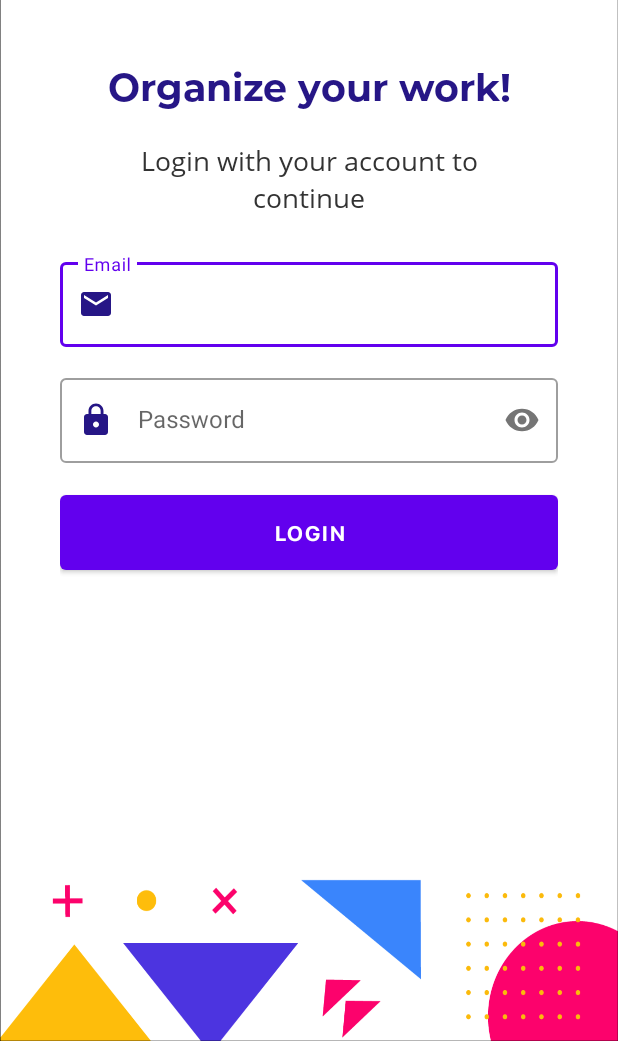
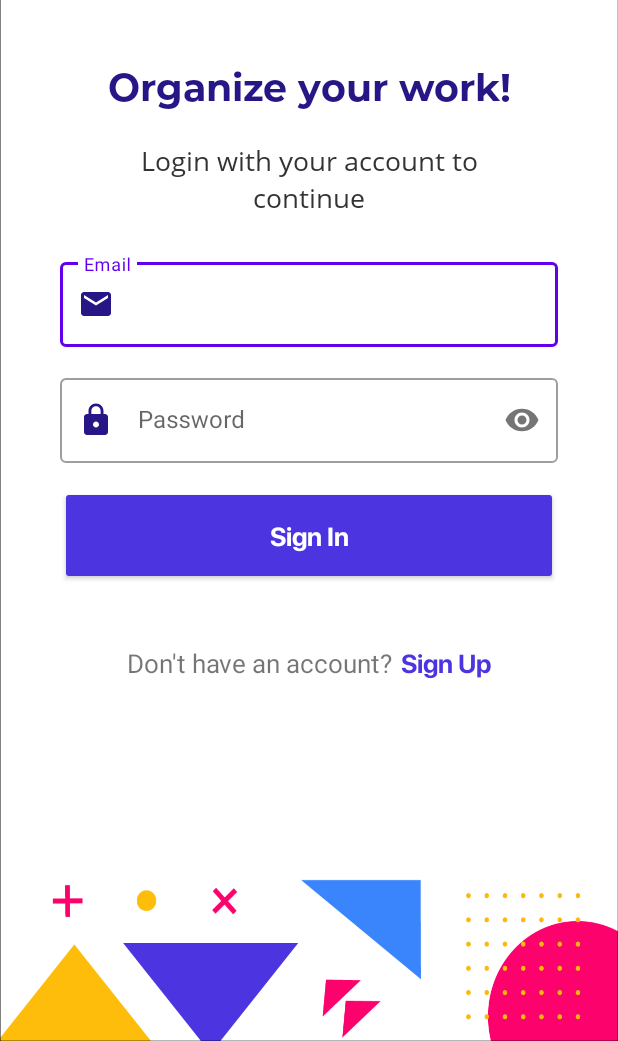
Before and after one commit to saamodra/Doize, an Android app: the screen it shows after launch (LoginActivity), on a phone screen of 412 x 824 dp, the part 195-1236 px from its top. Run offline under Robolectric (Android 15) with nearby library versions, the light colour scheme and no system bars.

Commit message:
Update login

```diff
--- a/app/src/main/AndroidManifest.xml
+++ b/app/src/main/AndroidManifest.xml
@@ -3,7 +3,10 @@
     xmlns:tools="http://schemas.android.com/tools"
     package="id.kelompok04.doize">
 
+    <uses-permission android:name="android.permission.INTERNET"/>
+
     <application
+        android:name=".DoizeApplication"
         android:allowBackup="true"
         android:icon="@mipmap/ic_launcher"
         android:label="@string/app_name"
--- /dev/null
+++ b/app/src/main/java/id/kelompok04/doize/DoizeApplication.java
@@ -0,0 +1,13 @@
+package id.kelompok04.doize;
+
+import android.app.Application;
+
+import id.kelompok04.doize.architecture.repository.UserRepository;
+
+public class DoizeApplication extends Application {
+    @Override
+    public void onCreate() {
+        super.onCreate();
+        UserRepository.initialize(this);
+    }
+}
--- /dev/null
+++ b/app/src/main/java/id/kelompok04/doize/architecture/repository/UserRepository.java
@@ -0,0 +1,115 @@
+package id.kelompok04.doize.architecture.repository;
+
+import android.content.Context;
+import android.content.Intent;
+import android.os.Build;
+import android.util.Log;
+import android.widget.Toast;
+
+import androidx.annotation.RequiresApi;
+
+import java.util.List;
+
+import id.kelompok04.doize.api.ApiUtils;
+import id.kelompok04.doize.architecture.dao.UserDao;
+import id.kelompok04.doize.architecture.viewmodel.UserViewModel;
+import id.kelompok04.doize.model.response.ListUserResponse;
+import id.kelompok04.doize.model.response.LoginResponse;
+import id.kelompok04.doize.model.response.RequestResponse;
+import id.kelompok04.doize.model.User;
+import id.kelompok04.doize.service.UserService;
+import id.kelompok04.doize.ui.activity.LoginActivity;
+import id.kelompok04.doize.ui.activity.MainActivity;
+import retrofit2.Call;
+import retrofit2.Callback;
+import retrofit2.Response;
+
+public class UserRepository {
+    private static final String TAG = "UserRepository";
+
+    private static UserRepository INSTANCE;
+    private UserService mUserService;
+    private static UserDao mUserDao;
+
+    private UserRepository(Context context) {
+        mUserService = ApiUtils.getUserService();
+    }
+
+    public static void initialize(Context context) {
+        if (INSTANCE == null) {
+            INSTANCE = new UserRepository(context);
+        }
+    }
+
+    public static UserRepository get() {
+        return INSTANCE;
+    }
+
+
+    public void getUsers() {
+        Log.d(TAG, "getUsers: Called");
+        Call<ListUserResponse> call = mUserService.getUsers();
+        call.enqueue(new Callback<ListUserResponse>() {
+            @Override
+            public void onResponse(Call<ListUserResponse> call, Response<ListUserResponse> response) {
+                Log.d(TAG, "onResponse: " + response.body());
+            }
+
+            @Override
+            public void onFailure(Call<ListUserResponse> call, Throwable t) {
+                Log.d(TAG, "onFailure: " + t.getMessage());
+            }
+        });
+
+//        return mUserDao.getUsers();
+    }
+
+    public void getUser() {
+        Log.d(TAG, "getUser: Called");
+        Call<User> call = mUserService.getUserById("1");
+        call.enqueue(new Callback<User>() {
+            @RequiresApi(api = Build.VERSION_CODES.N)
+            @Override
+            public void onResponse(Call<User> call, Response<User> response) {
+//                if (response.isSuccessful()) {
+//
+//                }
+                Log.d(TAG, "onResponse: " + response.body().getFirstName());
+                Log.d(TAG, "getUsers.onResponse: called");
+            }
+
+            @Override
+            public void onFailure(Call<User> call, Throwable t) {
+                Log.e(TAG, "onFailure API Call : " + t.getMessage());
+            }
+        });
+
+//        return mUserDao.getUsers();
+    }
+
+    public void doLogin(String email, String password) {
+        Log.d(TAG, "login: " + email + password);
+        Call<LoginResponse> call = mUserService.login(email, password);
+        call.enqueue(new Callback<LoginResponse>() {
+            @Override
+            public void onResponse(Call<LoginResponse> call, Response<LoginResponse> response) {
+                Log.d(TAG, "onResponse: " + response.body());
+//                LoginResponse loginResponse = response.body();
+//                if (response.body().getStatus() == 200) {
+////                    mUserViewModel.setLoginResponse(response.body());
+//                    Intent intent = new Intent(LoginActivity.this, MainActivity.class);
+//                    intent.putExtra("firstname", response.body().getData().getUser().getFirstName());
+//                    startActivity(intent);
+//                } else {
+//                    Toast.makeText(LoginActivity.this, loginResponse.getMessage(), Toast.LENGTH_SHORT).show();
+//                }
+            }
+
+            @Override
+            public void onFailure(Call<LoginResponse> call, Throwable t) {
+                Log.d(TAG, "onFailure: " + t.getMessage());
+            }
+        });
+    }
+
+}
--- /dev/null
+++ b/app/src/main/java/id/kelompok04/doize/architecture/viewmodel/UserViewModel.java
@@ -0,0 +1,29 @@
+package id.kelompok04.doize.architecture.viewmodel;
+
+import androidx.lifecycle.ViewModel;
+
+import id.kelompok04.doize.architecture.repository.UserRepository;
+import id.kelompok04.doize.model.response.LoginResponse;
+
+public class UserViewModel extends ViewModel {
+    private UserRepository mUserRepository;
+
+    private LoginResponse mLoginResponse;
+
+    public UserViewModel() {
+        mUserRepository = UserRepository.get();
+        mLoginResponse = new LoginResponse();
+    }
+
+    public void login(String email, String password) {
+        mUserRepository.doLogin(email, password);
+    }
+
+    public LoginResponse getLoginResponse() {
+        return mLoginResponse;
+    }
+
+    public void setLoginResponse(LoginResponse loginResponse) {
+        mLoginResponse = loginResponse;
+    }
+}
--- a/app/src/main/java/id/kelompok04/doize/service/UserService.java
+++ b/app/src/main/java/id/kelompok04/doize/service/UserService.java
@@ -2,22 +2,27 @@ package id.kelompok04.doize.service;
 
 import java.util.List;
 
+import id.kelompok04.doize.model.response.ListUserResponse;
+import id.kelompok04.doize.model.response.LoginResponse;
+import id.kelompok04.doize.model.response.RequestResponse;
 import id.kelompok04.doize.model.User;
 import retrofit2.Call;
 import retrofit2.http.Body;
 import retrofit2.http.DELETE;
 import retrofit2.http.Field;
+import retrofit2.http.FormUrlEncoded;
 import retrofit2.http.GET;
 import retrofit2.http.POST;
 import retrofit2.http.PUT;
+import retrofit2.http.Path;
 import retrofit2.http.Query;
 
 public interface UserService {
+    @GET("user/{id}")
+    Call<User> getUserById(@Path("id") String id);
+
     @GET("user")
-    Call<User> getUserById(@Query("id") String id);
-
-    @GET("users")
-    Call<List<User>> getUsers();
+    Call<ListUserResponse> getUsers();
 
     @POST("user")
     Call<User> addUser(@Body User user);
@@ -28,6 +33,7 @@ public interface UserService {
     @DELETE("user")
     Call<User> deleteUserById(@Query("id") String id);
 
+    @FormUrlEncoded
     @POST("login")
-    Call<User> login(@Field("email") String email, @Field("password") String password);
+    Call<LoginResponse> login(@Field("email") String email, @Field("password") String password);
 }
--- a/app/src/main/java/id/kelompok04/doize/ui/activity/LoginActivity.java
+++ b/app/src/main/java/id/kelompok04/doize/ui/activity/LoginActivity.java
@@ -1,16 +1,83 @@
 package id.kelompok04.doize.ui.activity;
 
 import androidx.appcompat.app.AppCompatActivity;
+import androidx.lifecycle.ViewModelProvider;
 
+import android.content.Intent;
 import android.os.Bundle;
+import android.os.Parcelable;
+import android.util.Log;
+import android.view.View;
+import android.widget.Button;
+import android.widget.Toast;
+
+import com.google.android.material.textfield.TextInputEditText;
 
 import id.kelompok04.doize.R;
+import id.kelompok04.doize.api.ApiUtils;
+import id.kelompok04.doize.architecture.viewmodel.UserViewModel;
+import id.kelompok04.doize.model.response.LoginResponse;
+import id.kelompok04.doize.service.UserService;
+import retrofit2.Call;
+import retrofit2.Callback;
+import retrofit2.Response;
 
 public class LoginActivity extends AppCompatActivity {
+    private static final String TAG = "LoginActivity";
+
+    private UserViewModel mUserViewModel;
+    private UserService mUserService;
+    private Button mLoginButton;
+    private TextInputEditText mEmailTxt;
+    private TextInputEditText mPasswordTxt;
 
     @Override
     protected void onCreate(Bundle savedInstanceState) {
         super.onCreate(savedInstanceState);
+        mUserViewModel = new ViewModelProvider(this).get(UserViewModel.class);
         setContentView(R.layout.activity_login);
+
+        mLoginButton = findViewById(R.id.btnLogin);
+        mEmailTxt = findViewById(R.id.txtEmail);
+        mPasswordTxt = findViewById(R.id.txtPassword);
+        mUserService = ApiUtils.getUserService();
+
+        mLoginButton.setOnClickListener(v -> {
+            Toast.makeText(this, mEmailTxt.getText().toString() + ' ' + mPasswordTxt.getText().toString(), Toast.LENGTH_SHORT).show();
+            String email = mEmailTxt.getText().toString();
+            String password = mPasswordTxt.getText().toString();
+
+//            mUserViewModel.login(email, password);
+            doLogin(email, password);
+        });
     }
+
+
+    public void doLogin(String email, String password) {
+        Log.d(TAG, "login: " + email + password);
+        Call<LoginResponse> call = mUserService.login(email, password);
+        call.enqueue(new Callback<LoginResponse>() {
+            @Override
+            public void onResponse(Call<LoginResponse> call, Response<LoginResponse> response) {
+                Log.d(TAG, "onResponse: " + response.body());
+                LoginResponse loginResponse = response.body();
+                if (loginResponse.getStatus() == 200) {
+                    mUserViewModel.setLoginResponse(loginResponse);
+                    String userLoginObject = gson.toJson(anime);
+                    Intent intent = new Intent(LoginActivity.this, MainActivity.class);
+                    intent.putExtra("userLogin", (Parcelable) loginResponse.getData().getUser());
+                    startActivity(intent);
+                } else {
+                    Toast.makeText(LoginActivity.this, loginResponse.getMessage(), Toast.LENGTH_SHORT).show();
+                }
+            }
+
+            @Override
+            public void onFailure(Call<LoginResponse> call, Throwable t) {
+                Log.d(TAG, "onFailure: " + t.getMessage());
+            }
+        });
+    }
+
+
 }
--- a/app/src/main/java/id/kelompok04/doize/ui/activity/MainActivity.java
+++ b/app/src/main/java/id/kelompok04/doize/ui/activity/MainActivity.java
@@ -7,6 +7,7 @@ import androidx.fragment.app.FragmentManager;
 import android.os.Bundle;
 
 import id.kelompok04.doize.R;
+import id.kelompok04.doize.model.User;
 import id.kelompok04.doize.ui.fragment.DashboardFragment;
 
 public class MainActivity extends AppCompatActivity {
@@ -18,10 +19,12 @@ public class MainActivity extends AppCompatActivity {
         super.onCreate(savedInstanceState);
         setContentView(R.layout.activity_main);
 
+        User user = (User) getIntent().getSerializableExtra("userLogin");
+
         FragmentManager fm = getSupportFragmentManager();
         Fragment fragment = fm.findFragmentById(R.id.fragment_container);
         if (fragment == null) {
-            fragment = DashboardFragment.newInstance();
+            fragment = DashboardFragment.newInstance(user);
             fm.beginTransaction()
                     .add(R.id.fragment_container, fragment)
                     .commit();
--- a/app/src/main/res/layout/activity_login.xml
+++ b/app/src/main/res/layout/activity_login.xml
@@ -44,22 +44,24 @@
         app:layout_constraintTop_toBottomOf="@+id/tvGetStarted" />
 
     <LinearLayout
-        android:paddingHorizontal="40dp"
-        android:paddingVertical="10dp"
+        android:id="@+id/formLogin"
         android:layout_width="match_parent"
         android:layout_height="wrap_content"
         android:orientation="vertical"
+        android:paddingHorizontal="40dp"
+        android:paddingVertical="10dp"
         app:layout_constraintTop_toBottomOf="@+id/tvGetStartedDesc">
 
         <com.google.android.material.textfield.TextInputLayout
-            app:startIconDrawable="@drawable/ic_baseline_email_24"
+            style="@style/FormControl"
             android:layout_width="match_parent"
+            android:layout_height="wrap_content"
+            android:hint="@string/email"
             app:endIconMode="clear_text"
-            android:hint="@string/email"
-            style="@style/FormControl"
-            android:layout_height="wrap_content">
+            app:startIconDrawable="@drawable/ic_baseline_email_24">
 
             <com.google.android.material.textfield.TextInputEditText
+                android:id="@+id/txtEmail"
                 android:layout_width="match_parent"
                 android:layout_height="wrap_content"
                 android:inputType="text" />
@@ -67,26 +69,55 @@
         </com.google.android.material.textfield.TextInputLayout>
 
         <com.google.android.material.textfield.TextInputLayout
-            app:startIconDrawable="@drawable/ic_baseline_lock_24"
             style="@style/FormControl"
+            android:layout_width="match_parent"
+            android:layout_height="wrap_content"
             android:hint="@string/password"
             app:passwordToggleEnabled="true"
-            android:layout_width="match_parent"
-            android:layout_height="wrap_content">
+            app:startIconDrawable="@drawable/ic_baseline_lock_24">
 
             <com.google.android.material.textfield.TextInputEditText
-                android:inputType="textPassword"
+                android:id="@+id/txtPassword"
                 android:layout_width="match_parent"
-                android:layout_height="wrap_content" />
+                android:layout_height="wrap_content"
+                android:inputType="textPassword" />
 
         </com.google.android.material.textfield.TextInputLayout>
 
         <Button
+            android:id="@+id/btnLogin"
+            style="@style/Button.Primary"
+            android:layout_width="match_parent"
+            android:layout_height="wrap_content"
             android:layout_marginTop="15dp"
-            android:text="Login"
+            android:fontFamily="@font/sf_pro_bold"
             android:padding="15dp"
+            android:text="@string/sign_in"
+            android:textSize="17sp" />
+
+    </LinearLayout>
+
+    <LinearLayout
+        android:layout_marginTop="30dp"
+        android:layout_width="match_parent"
+        android:layout_height="wrap_content"
+        android:orientation="horizontal"
+        android:gravity="center_horizontal"
+        app:layout_constraintTop_toBottomOf="@+id/formLogin">
+
+        <TextView
+            android:textSize="17sp"
+            android:text="@string/don_t_have_an_account"
+            android:layout_width="wrap_content"
+            android:layout_height="wrap_content" />
+
+        <TextView
+            android:textSize="17sp"
+            android:layout_marginStart="5dp"
+            android:text="@string/sign_up"
             android:fontFamily="@font/sf_pro_bold"
-            android:layout_width="match_parent"
+            android:textColor="@color/purple"
+            android:layout_width="wrap_content"
             android:layout_height="wrap_content" />
 
     </LinearLayout>
--- a/app/src/main/res/layout/fragment_dashboard.xml
+++ b/app/src/main/res/layout/fragment_dashboard.xml
@@ -4,6 +4,7 @@
     android:layout_height="match_parent">
 
     <TextView
+        android:id="@+id/txtDashboardWelcome"
         android:text="Login Fragment"
         android:layout_width="match_parent"
         android:layout_height="match_parent" />
--- a/app/src/main/res/values/colors.xml
+++ b/app/src/main/res/values/colors.xml
@@ -8,9 +8,9 @@
     <color name="black">#FF000000</color>
     <color name="white">#FFFFFFFF</color>
 
-    <color name="purple_800">#261686</color>
-    <color name="purple_550">#4C34E0</color>
-    <color name="pink_500">#FC026C</color>
-    <color name="yellow_500">#FEBD0B</color>
-    <color name="blue_200">#42A3ED</color>
+    <color name="darkPurple">#261686</color>
+    <color name="purple">#4C34E0</color>
+    <color name="pink">#FC026C</color>
+    <color name="yellow">#FEBD0B</color>
+    <color name="blue">#42A3ED</color>
 </resources>
--- a/app/src/main/res/values/strings.xml
+++ b/app/src/main/res/values/strings.xml
@@ -4,4 +4,7 @@
     <string name="login_desc">Login with your account to continue</string>
     <string name="email">Email</string>
     <string name="password">Password</string>
+    <string name="sign_in">Sign In</string>
+    <string name="sign_up">Sign Up</string>
+    <string name="don_t_have_an_account">Don\'t have an account?</string>
 </resources>
--- a/app/src/main/res/values/styles.xml
+++ b/app/src/main/res/values/styles.xml
@@ -2,7 +2,16 @@
 <resources>
     <style name="FormControl" parent="Widget.MaterialComponents.TextInputLayout.OutlinedBox">
         <item name="android:layout_marginTop">15dp</item>
-        <item name="startIconTint">@color/purple_800</item>
-        <item name="fontFamily">@font/opensans_regular</item>
+        <item name="startIconTint">@color/darkPurple</item>
+        <item name="fontFamily">@font/sf_pro_regular</item>
+    </style>
+
+    <style name="Button" parent="Widget.AppCompat.Button">
+        <item name="textAllCaps">false</item>
+        <item name="fontFamily">@font/sf_pro_bold</item>
+    </style>
+
+    <style name="Button.Primary" parent="Button">
+        <item name="backgroundTint">@color/purple</item>
     </style>
 </resources>
```
Also changed, not shown: app/src/main/java/id/kelompok04/doize/architecture/dao/UserDao.java (added, +17 -0 lines), app/src/main/java/id/kelompok04/doize/model/response/ListUserResponse.java (added, +52 -0 lines), app/src/main/java/id/kelompok04/doize/model/response/LoginResponse.java (added, +49 -0 lines), app/src/main/java/id/kelompok04/doize/model/response/RequestResponse.java (added, +42 -0 lines), app/src/main/java/id/kelompok04/doize/model/response/TokenResponse.java (added, +41 -0 lines), app/src/main/java/id/kelompok04/doize/ui/fragment/DashboardFragment.java (+19 -3 lines).
